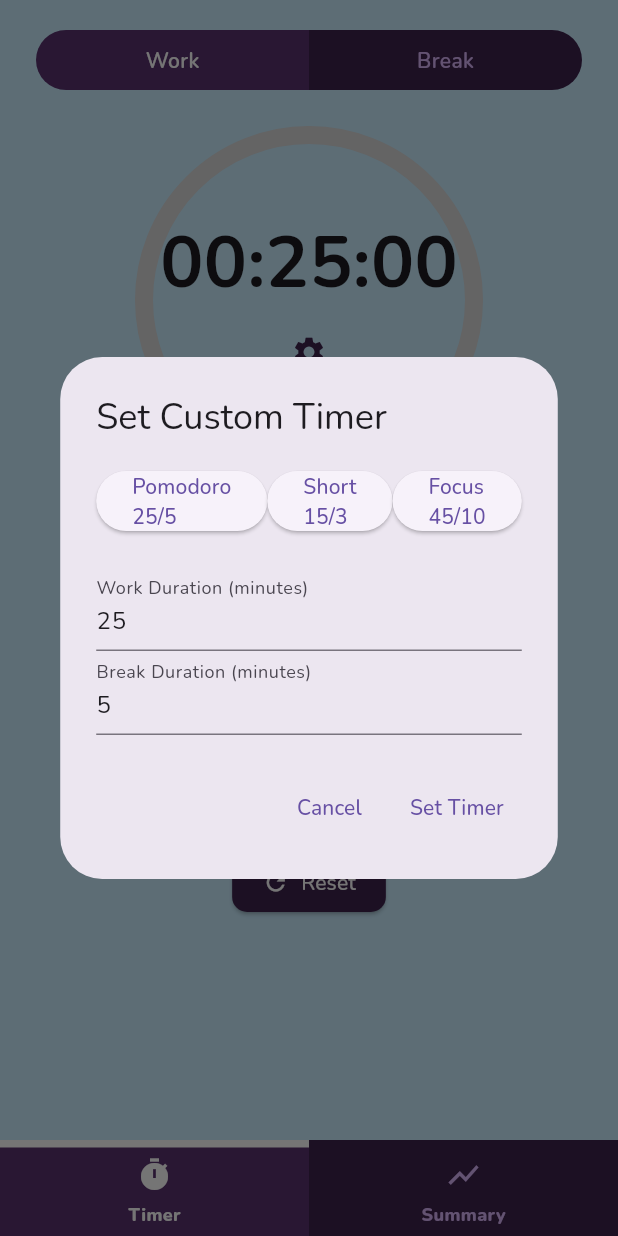
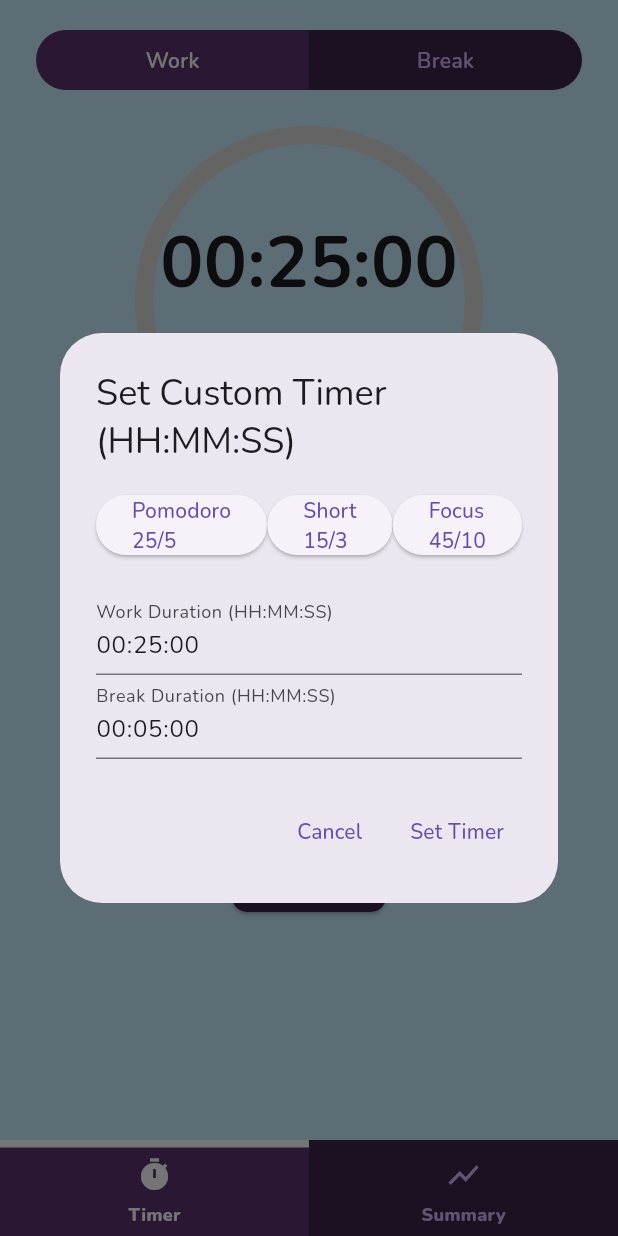
Before and after one commit to lazuardi-kipidapp/pomodoro_timer, a Flutter app: the screen it shows after launch, after a tap on the "settings" icon, on a phone screen of 412 x 824 dp. Run offline on Flutter 3.47's test engine with Material 3 defaults, Android fonts, the phone set to English and light mode, and no system bars; our stand-ins replace awesome_notifications, flutter_local_notifications, mask_text_input_formatter, shared_preferences.

```diff
--- /dev/null
+++ b/lib/utils/input_utils.dart
@@ -0,0 +1,31 @@
+import 'package:mask_text_input_formatter/mask_text_input_formatter.dart';
+
+class InputUtils {
+  static final hhmmss = MaskTextInputFormatter(
+    mask: '##:##:##',
+    filter: {"#": RegExp(r'^\d{2}:[0-5]\d:[0-5]\d$')},
+    type: MaskAutoCompletionType.lazy,
+  );
+
+  static final phone = MaskTextInputFormatter(
+    mask: '+# (###) ###-##-##',
+    filter: {"#": RegExp(r'[0-9]')},
+    type: MaskAutoCompletionType.lazy,
+  );
+
+  static bool isValidHHMMSS(String input) {
+    final parts = input.trim().split(':');
+    if (parts.length != 3) return false;
+
+    final hours = int.tryParse(parts[0]);
+    final minutes = int.tryParse(parts[1]);
+    final seconds = int.tryParse(parts[2]);
+
+    if (hours == null || minutes == null || seconds == null) return false;
+    if (hours < 0 || hours > 23) return false;
+    if (minutes < 0 || minutes > 59) return false;
+    if (seconds < 0 || seconds > 59) return false;
+
+    return true;
+  }
+}
--- /dev/null
+++ b/lib/utils/time_utils.dart
@@ -0,0 +1,16 @@
+class TimeUtils {
+  static String formatDurationFromSeconds(int totalSeconds) {
+    final hours = totalSeconds ~/ 3600;
+    final minutes = (totalSeconds % 3600) ~/ 60;
+    final seconds = totalSeconds % 60;
+    return '${hours.toString().padLeft(2, '0')}:'
+          '${minutes.toString().padLeft(2, '0')}:'
+          '${seconds.toString().padLeft(2, '0')}';
+  }
+
+  static int parseHHMMSS(String input) {
+    final parts = input.trim().split(':').map(int.tryParse).toList();
+    if (parts.length != 3 || parts.contains(null)) return 0;
+    return (parts[0]! * 3600) + (parts[1]! * 60) + parts[2]!;
+  }
+}
--- /dev/null
+++ b/lib/utils/utils.dart
@@ -0,0 +1,2 @@
+export 'time_utils.dart';
+export 'input_utils.dart';
--- a/lib/widgets/custom_timer_dialog.dart
+++ b/lib/widgets/custom_timer_dialog.dart
@@ -1,5 +1,5 @@
-// File: custom_timer_dialog.dart
 import 'package:flutter/material.dart';
+import 'package:pomodoro_timer/utils/utils.dart';
 
 class CustomTimerDialog extends StatefulWidget {
   final int initialWorkDuration;
@@ -23,10 +23,10 @@ class _CustomTimerDialogState extends State<CustomTimerDialog> {
   void initState() {
     super.initState();
     _workController = TextEditingController(
-      text: (widget.initialWorkDuration ~/ 60).toString(),
+      text: TimeUtils.formatDurationFromSeconds(widget.initialWorkDuration),
     );
     _breakController = TextEditingController(
-      text: (widget.initialBreakDuration ~/ 60).toString(),
+      text: TimeUtils.formatDurationFromSeconds(widget.initialBreakDuration),
     );
   }
 
@@ -39,15 +39,15 @@ class _CustomTimerDialogState extends State<CustomTimerDialog> {
 
   void _setPreset(int workMinutes, int breakMinutes) {
     setState(() {
-      _workController.text = workMinutes.toString();
-      _breakController.text = breakMinutes.toString();
+      _workController.text = TimeUtils.formatDurationFromSeconds(workMinutes * 60);
+      _breakController.text = TimeUtils.formatDurationFromSeconds(breakMinutes * 60);
     });
   }
 
   @override
   Widget build(BuildContext context) {
     return AlertDialog(
-      title: const Text('Set Custom Timer'),
+      title: const Text('Set Custom Timer (HH:MM:SS)'),
       content: Column(
         mainAxisSize: MainAxisSize.min,
         children: [
@@ -69,15 +69,23 @@ class _CustomTimerDialogState extends State<CustomTimerDialog> {
             ],
           ),
           const SizedBox(height: 20),
-          TextField(
+          TextFormField(
+            inputFormatters: [InputUtils.hhmmss],
             controller: _workController,
-            keyboardType: TextInputType.number,
-            decoration: const InputDecoration(labelText: 'Work Duration (minutes)'),
+            keyboardType: TextInputType.datetime,
+            decoration: const InputDecoration(labelText: 'Work Duration (HH:MM:SS)'),
+            autovalidateMode: AutovalidateMode.onUserInteraction,
+            validator: (value) {
+              if (!InputUtils.isValidHHMMSS(value ?? '')) {
+                return 'Format waktu harus HH:MM:SS dan dalam rentang yang benar';
+              }
+              return null;
+            },
           ),
           TextField(
             controller: _breakController,
-            keyboardType: TextInputType.number,
-            decoration: const InputDecoration(labelText: 'Break Duration (minutes)'),
+            keyboardType: TextInputType.datetime,
+            decoration: const InputDecoration(labelText: 'Break Duration (HH:MM:SS)'),
           ),
         ],
       ),
@@ -88,9 +96,12 @@ class _CustomTimerDialogState extends State<CustomTimerDialog> {
         ),
         TextButton(
           onPressed: () {
-            int workDuration = int.tryParse(_workController.text) ?? 25;
-            int breakDuration = int.tryParse(_breakController.text) ?? 5;
-            Navigator.pop(context, {'work': workDuration * 60, 'break': breakDuration * 60});
+            final workDuration = TimeUtils.parseHHMMSS(_workController.text);
+            final breakDuration = TimeUtils.parseHHMMSS(_breakController.text);
+            Navigator.pop(context, {
+              'work': workDuration,
+              'break': breakDuration,
+            });
           },
           child: const Text('Set Timer'),
         ),
--- a/lib/widgets/summary_card_group.dart
+++ b/lib/widgets/summary_card_group.dart
@@ -1,6 +1,7 @@
 import 'package:flutter/material.dart';
 import 'package:pomodoro_timer/controllers/summary_controller.dart';
 import 'package:pomodoro_timer/utils/custom_colors.dart';
+import 'package:pomodoro_timer/utils/time_utils.dart';
 
 class SummaryCardGroup extends StatefulWidget {
   final String type; // 'daily' or 'weekly'
@@ -56,7 +57,7 @@ class _SummaryCardGroupState extends State<SummaryCardGroup> {
           mainAxisAlignment: MainAxisAlignment.spaceEvenly,
           children: [
             _buildInfoBox('${data['sessions']}', 'Session'),
-            _buildInfoBox(_formatDuration(data['time']), 'Duration'),
+            _buildInfoBox(TimeUtils.formatDurationFromSeconds(data['time']), 'Duration'),
           ],
         ),
         const SizedBox(height: 12),
@@ -98,15 +99,4 @@ class _SummaryCardGroupState extends State<SummaryCardGroup> {
     );
   }
 
-  String _formatDuration(int time) {
-    final d = Duration(seconds: time);
-    String twoDigits(int n) => n.toString().padLeft(2, '0');
-
-    final hours = twoDigits(d.inHours);
-    final mins = twoDigits(d.inMinutes.remainder(60));
-    final secs = twoDigits(d.inSeconds.remainder(60));
-
-    return '$hours:$mins:$secs';
-  }
-
 }
--- a/lib/widgets/timer_display copy.dart
+++ b/lib/widgets/timer_display copy.dart
@@ -1,19 +1,14 @@
 import 'package:flutter/material.dart';
+import 'package:pomodoro_timer/utils/time_utils.dart';
 
 class TimerDisplay extends StatelessWidget {
   final int timeInSeconds;
   const TimerDisplay({super.key, required this.timeInSeconds});
 
-  String _formatTime(int seconds) {
-    final int minutes = seconds ~/ 60;
-    final int remainingSeconds = seconds % 60;
-    return '${minutes.toString().padLeft(2, '0')}:${remainingSeconds.toString().padLeft(2, '0')}';
-  }
-
   @override
   Widget build(BuildContext context) {
     return Text(
-      _formatTime(timeInSeconds),
+      formatDurationFromSeconds(timeInSeconds),
       style: const TextStyle(fontSize: 48, fontWeight: FontWeight.bold),
     );
   }
--- a/lib/widgets/timer_display.dart
+++ b/lib/widgets/timer_display.dart
@@ -1,5 +1,6 @@
 import 'package:flutter/material.dart';
 import 'package:pomodoro_timer/utils/custom_colors.dart';
+import 'package:pomodoro_timer/utils/time_utils.dart';
 
 class TimerDisplay extends StatefulWidget {
   final int timeInSeconds;
@@ -35,16 +36,6 @@ class _TimerDisplayState extends State<TimerDisplay> {
     _currentProgress = 1 - (widget.timeInSeconds / widget.totalDuration);
   }
 
-  String _formatTime(int seconds) {
-    final hours = seconds ~/ 3600;
-    final minutes = (seconds % 3600) ~/ 60;
-    final remainingSeconds = seconds % 60;
-
-    return '${hours.toString().padLeft(2, '0')}:'
-          '${minutes.toString().padLeft(2, '0')}:'
-          '${remainingSeconds.toString().padLeft(2, '0')}';
-  }
-
 
   @override
   Widget build(BuildContext context) {
@@ -70,7 +61,7 @@ class _TimerDisplayState extends State<TimerDisplay> {
             mainAxisSize: MainAxisSize.min,
             children: [
               Text(
-                _formatTime(widget.timeInSeconds),
+                TimeUtils.formatDurationFromSeconds(widget.timeInSeconds),
                 style: const TextStyle(fontSize: 48, fontWeight: FontWeight.bold),
               ),
               IconButton(
--- a/pubspec.yaml
+++ b/pubspec.yaml
@@ -39,6 +39,7 @@ dependencies:
   awesome_notifications: ^0.10.0
   audioplayers: ^6.1.2
   confetti: ^0.8.0
+  mask_text_input_formatter: ^2.9.0
 
 dev_dependencies:
   flutter_test:
```
Also changed, not shown: pubspec.lock.
